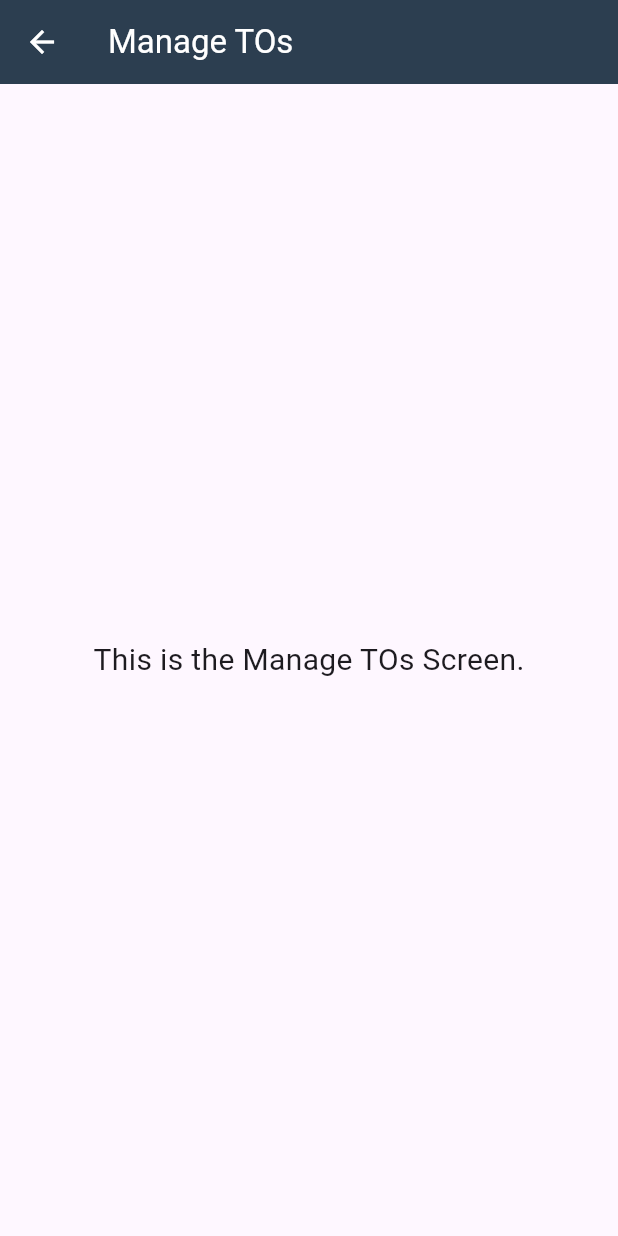
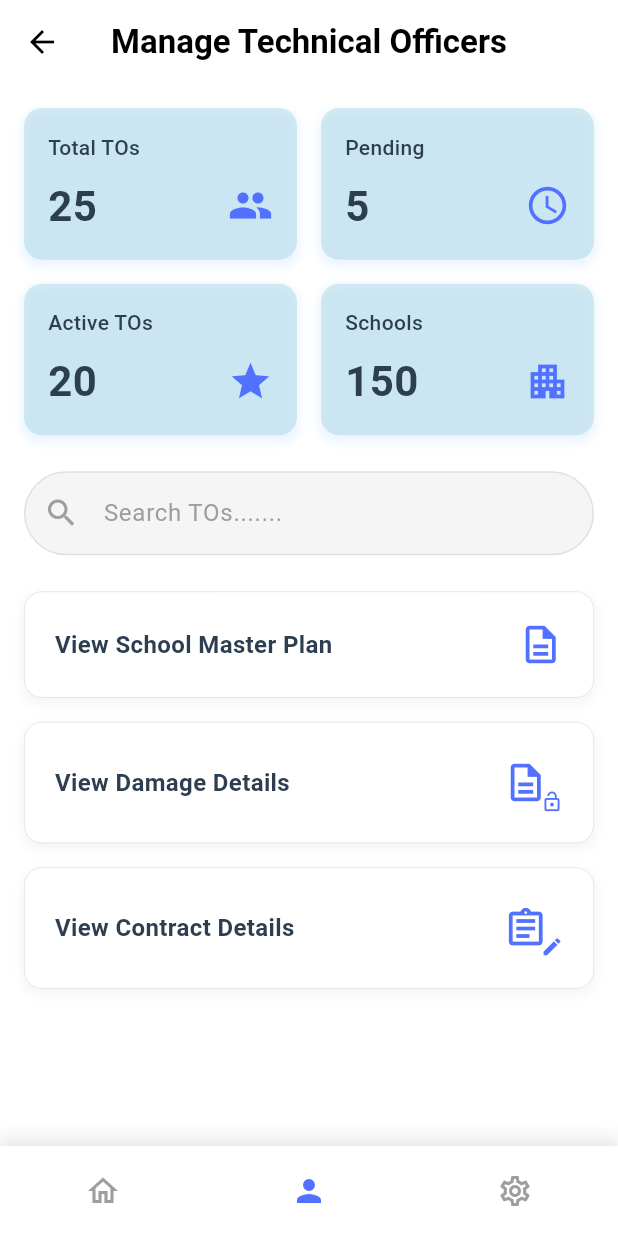
Before and after one commit to Vihanga-manodhya/buildCare-app, a Flutter app: the DashboardScreen screen opened directly, after a tap on "Manage TOs", on a phone screen of 412 x 824 dp. Run offline on Flutter 3.47's test engine with Material 3 defaults, Android fonts, the phone set to English and light mode, and no system bars.

Commit message:
Add new
add  manage TO page and link to dashboard

```diff
--- a/lib/DistrictEng/dashboard_screen.dart
+++ b/lib/DistrictEng/dashboard_screen.dart
@@ -1,8 +1,11 @@
 import 'package:flutter/material.dart';
+
+// Import the Manage TOs Screen
+import 'manage_to_screen.dart';
 
 // --- 1. PLACEHOLDER SCREENS (Navigation Targets) ---
 
-// Placeholder for screens linked from the Overview section
+// Placeholder for generic screens (used for Schools, Principals, Activity Details, Review)
 class PlaceholderScreen extends StatelessWidget {
   final String title;
   const PlaceholderScreen({super.key, required this.title});
@@ -22,13 +25,11 @@ class PlaceholderScreen extends StatelessWidget {
   }
 }
 
-// Specific placeholders for clarity
+// Specific placeholders
 class ManageSchoolsScreen extends PlaceholderScreen {
   const ManageSchoolsScreen({super.key}) : super(title: 'Manage Schools');
 }
-class ManageTosScreen extends PlaceholderScreen {
-  const ManageTosScreen({super.key}) : super(title: 'Manage TOs');
-}
+// Note: ManageTosScreen is now imported from 'manage_to_screen.dart'
 class ManagePrincipalsScreen extends PlaceholderScreen {
   const ManagePrincipalsScreen({super.key}) : super(title: 'Manage Principals');
 }
@@ -39,6 +40,7 @@ class ReviewRequestScreen extends PlaceholderScreen {
   const ReviewRequestScreen({super.key}) : super(title: 'Review Request');
 }
 
+
 // --- 2. MAIN DASHBOARD SCREEN ---
 
 class DashboardScreen extends StatelessWidget {
@@ -46,7 +48,7 @@ class DashboardScreen extends StatelessWidget {
 
   // A common background color for the dark cards
   final Color _cardColor = Colors.white;
-  final Color _backgroundColor = const Color.fromARGB(255, 118, 154, 184);
+  final Color _backgroundColor = const Color(0xFF2C3E50);
 
   // Function to handle navigation to a new screen
   void _navigateTo(BuildContext context, Widget screen) {
@@ -77,7 +79,7 @@ class DashboardScreen extends StatelessWidget {
 
                     // Overview Card
                     _buildSectionTitle('Overview'),
-                    _buildOverviewCard(context), // <--- Calling updated method
+                    _buildOverviewCard(context),
                     const SizedBox(height: 20),
 
                     // Recent Activity
@@ -200,23 +202,23 @@ class DashboardScreen extends StatelessWidget {
                 context,
                 'Total Schools',
                 '150',
-                'Manage Schools', // Explicit button text
+                'Manage Schools',
                 () => _navigateTo(context, const ManageSchoolsScreen()),
               ),
-              // TOs
+              // TOs (NAVIGATES TO NEW SCREEN)
               _buildMetricItem(
                 context,
                 'Active TOs',
                 '25',
-                'Manage TOs', // Explicit button text
-                () => _navigateTo(context, const ManageTosScreen()),
+                'Manage TOs',
+                () => _navigateTo(context, const ManageTechnicalOfficersScreen()),
               ),
               // Principals
               _buildMetricItem(
                 context,
                 'Pending',
                 '5',
-                'Manage Principals', // Explicit button text
+                'Manage Principals',
                 () => _navigateTo(context, const ManagePrincipalsScreen()),
               ),
             ],
@@ -226,12 +228,12 @@ class DashboardScreen extends StatelessWidget {
     );
   }
 
-  // Single Metric Item with its associated button (UPDATED SIGNATURE AND USAGE)
+  // Single Metric Item with its associated button (FIXED LOGIC)
   Widget _buildMetricItem(
     BuildContext context,
     String title,
     String count,
-    String buttonText, // Now accepting explicit button text
+    String buttonText, // Explicit button text to avoid RangeError
     VoidCallback onPressed
   ) {
     return Expanded(
--- /dev/null
+++ b/lib/DistrictEng/manage_to_screen.dart
@@ -0,0 +1,331 @@
+import 'package:flutter/material.dart';
+
+// --- PLACEHOLDER SCREENS FOR NAVIGATION ---
+
+// Placeholder for generic screens (used for all document views)
+class DocumentViewerScreen extends StatelessWidget {
+  final String title;
+  const DocumentViewerScreen({super.key, required this.title});
+
+  @override
+  Widget build(BuildContext context) {
+    return Scaffold(
+      appBar: AppBar(
+        title: Text(title),
+        backgroundColor: const Color(0xFF2C3E50),
+        foregroundColor: Colors.white,
+      ),
+      body: Center(
+        child: Text('Viewing $title', style: const TextStyle(fontSize: 20)),
+      ),
+    );
+  }
+}
+
+// Specific placeholders for clarity
+class ViewSchoolMasterPlanScreen extends DocumentViewerScreen {
+  const ViewSchoolMasterPlanScreen({super.key})
+      : super(title: 'School Master Plan');
+}
+
+class ViewDamageDetailsScreen extends DocumentViewerScreen {
+  const ViewDamageDetailsScreen({super.key})
+      : super(title: 'Damage Details');
+}
+
+class ViewContractDetailsScreen extends DocumentViewerScreen {
+  const ViewContractDetailsScreen({super.key})
+      : super(title: 'Contract Details');
+}
+
+// New Screen for Pending TOs
+class PendingTOsScreen extends DocumentViewerScreen {
+  const PendingTOsScreen({super.key})
+      : super(title: 'Pending TO Requests');
+}
+
+
+// --- MAIN TECHNICAL OFFICERS SCREEN ---
+
+class ManageTechnicalOfficersScreen extends StatelessWidget {
+  const ManageTechnicalOfficersScreen({super.key});
+
+  final Color _cardColor = Colors.white;
+  final Color _accentBlue = const Color(0xFF5271FF);
+  final Color _darkText = const Color(0xFF2C3E50);
+
+  // Function to handle navigation
+  void _navigateTo(BuildContext context, Widget screen) {
+    Navigator.push(
+      context,
+      MaterialPageRoute(builder: (context) => screen),
+    );
+  }
+
+  @override
+  Widget build(BuildContext context) {
+    return Scaffold(
+      backgroundColor: _cardColor,
+      appBar: AppBar(
+        backgroundColor: _cardColor,
+        elevation: 0,
+        leading: IconButton(
+          icon: const Icon(Icons.arrow_back, color: Colors.black),
+          onPressed: () => Navigator.pop(context),
+        ),
+        title: const Text(
+          'Manage Technical Officers',
+          style: TextStyle(color: Colors.black, fontWeight: FontWeight.bold),
+        ),
+        centerTitle: true,
+      ),
+      body: SingleChildScrollView(
+        padding: const EdgeInsets.all(16.0),
+        child: Column(
+          crossAxisAlignment: CrossAxisAlignment.start,
+          children: [
+            // --- Metric Cards (2x2 Grid) ---
+            _buildMetricGrid(context),
+            const SizedBox(height: 24),
+
+            // --- Search Bar ---
+            _buildSearchBar(),
+            const SizedBox(height: 24),
+
+            // --- Document/Action Buttons ---
+            _buildDocumentTile(
+              context,
+              title: 'View School Master Plan',
+              icon: Icons.description_outlined,
+              onTap: () => _navigateTo(context, const ViewSchoolMasterPlanScreen()),
+            ),
+            _buildDocumentTile(
+              context,
+              title: 'View Damage Details',
+              icon: Icons.file_copy_outlined,
+              // Custom icon stacking (for damage details file look)
+              customIcon: _buildCustomIcon(Icons.description_outlined, Icons.lock_open, size: 30),
+              onTap: () => _navigateTo(context, const ViewDamageDetailsScreen()),
+            ),
+            _buildDocumentTile(
+              context,
+              title: 'View Contract Details',
+              icon: Icons.edit_note_outlined,
+              // Custom icon stacking (for contract details pencil look)
+              customIcon: _buildCustomIcon(Icons.assignment_outlined, Icons.edit, size: 30),
+              onTap: () => _navigateTo(context, const ViewContractDetailsScreen()),
+            ),
+            const SizedBox(height: 80),
+          ],
+        ),
+      ),
+      bottomNavigationBar: _buildBottomNavigationBar(),
+    );
+  }
+
+  // 2x2 Grid of Metric Cards
+  Widget _buildMetricGrid(BuildContext context) {
+    return GridView.count(
+      shrinkWrap: true,
+      physics: const NeverScrollableScrollPhysics(),
+      crossAxisCount: 2,
+      crossAxisSpacing: 16.0,
+      mainAxisSpacing: 16.0,
+      childAspectRatio: 1.8,
+      children: [
+        // Total TOs (Not clickable)
+        _buildMetricCard('Total TOs', '25', Icons.people, isPrimary: true),
+
+        // Pending (CLICKABLE - Navigates to PendingTOsScreen)
+        InkWell(
+          onTap: () => _navigateTo(context, const PendingTOsScreen()),
+          child: _buildMetricCard('Pending', '5', Icons.schedule, isPrimary: true),
+        ),
+
+        // Active TOs (Not clickable)
+        _buildMetricCard('Active TOs', '20', Icons.star, isPrimary: true),
+
+        // Schools (Not clickable)
+        _buildMetricCard('Schools', '150', Icons.apartment, isPrimary: true),
+      ],
+    );
+  }
+
+  // Single Metric Card (Non-Interactive Container)
+  Widget _buildMetricCard(String title, String value, IconData icon, {bool isPrimary = false}) {
+    return Container(
+      padding: const EdgeInsets.all(16),
+      decoration: BoxDecoration(
+        color: const Color(0xFFADD8E6).withOpacity(0.5),
+        borderRadius: BorderRadius.circular(12),
+        boxShadow: [
+          BoxShadow(
+            color: Colors.blue.withOpacity(0.1),
+            spreadRadius: 1,
+            blurRadius: 5,
+            offset: const Offset(0, 3),
+          ),
+        ],
+      ),
+      child: Column(
+        crossAxisAlignment: CrossAxisAlignment.start,
+        mainAxisAlignment: MainAxisAlignment.spaceBetween,
+        children: [
+          Text(
+            title,
+            style: TextStyle(
+              fontSize: 14,
+              color: _darkText,
+              fontWeight: FontWeight.w500,
+            ),
+          ),
+          Row(
+            mainAxisAlignment: MainAxisAlignment.spaceBetween,
+            children: [
+              Text(
+                value,
+                style: TextStyle(
+                  fontSize: 28,
+                  fontWeight: FontWeight.bold,
+                  color: _darkText,
+                ),
+              ),
+              Icon(
+                icon,
+                color: _accentBlue,
+                size: 30,
+              ),
+            ],
+          ),
+        ],
+      ),
+    );
+  }
+
+  // Custom icon stacking to better match the design image
+  Widget _buildCustomIcon(IconData baseIcon, IconData overlayIcon, {double size = 30}) {
+    return SizedBox(
+      width: size + 10,
+      height: size + 10,
+      child: Stack(
+        children: [
+          Positioned(
+            top: 5,
+            left: 0,
+            child: Icon(baseIcon, size: size, color: _accentBlue),
+          ),
+          Positioned(
+            bottom: 0,
+            right: 0,
+            child: Icon(overlayIcon, size: size / 2, color: _accentBlue),
+          ),
+        ],
+      ),
+    );
+  }
+
+  // Search Bar Widget
+  Widget _buildSearchBar() {
+    return Container(
+      decoration: BoxDecoration(
+        color: Colors.grey.shade100,
+        borderRadius: BorderRadius.circular(30),
+        border: Border.all(color: Colors.grey.shade300),
+      ),
+      child: const TextField(
+        decoration: InputDecoration(
+          hintText: 'Search TOs.......',
+          hintStyle: TextStyle(color: Colors.grey),
+          prefixIcon: Icon(Icons.search, color: Colors.grey),
+          border: InputBorder.none,
+          contentPadding: EdgeInsets.symmetric(vertical: 15.0, horizontal: 20.0),
+        ),
+      ),
+    );
+  }
+
+  // Document Action Tile
+  Widget _buildDocumentTile(
+    BuildContext context, {
+    required String title,
+    required IconData icon,
+    required VoidCallback onTap,
+    Widget? customIcon,
+  }) {
+    return Padding(
+      padding: const EdgeInsets.only(bottom: 16.0),
+      child: InkWell(
+        onTap: onTap,
+        child: Container(
+          padding: const EdgeInsets.all(20.0),
+          decoration: BoxDecoration(
+            color: Colors.white,
+            borderRadius: BorderRadius.circular(12),
+            border: Border.all(color: Colors.grey.shade300, width: 0.5),
+            boxShadow: [
+              BoxShadow(
+                color: Colors.grey.withOpacity(0.1),
+                spreadRadius: 1,
+                blurRadius: 5,
+                offset: const Offset(0, 3),
+              ),
+            ],
+          ),
+          child: Row(
+            mainAxisAlignment: MainAxisAlignment.spaceBetween,
+            children: [
+              Text(
+                title,
+                style: TextStyle(
+                  fontSize: 16,
+                  fontWeight: FontWeight.w600,
+                  color: _darkText,
+                ),
+              ),
+              customIcon ?? Icon(
+                icon,
+                color: _accentBlue,
+                size: 30,
+              ),
+            ],
+          ),
+        ),
+      ),
+    );
+  }
+
+  // Bottom Navigation Bar
+  Widget _buildBottomNavigationBar() {
+    return Container(
+      height: 60,
+      decoration: BoxDecoration(
+        color: _cardColor,
+        boxShadow: [
+          BoxShadow(
+            color: Colors.black.withOpacity(0.1),
+            spreadRadius: 2,
+            blurRadius: 10,
+            offset: const Offset(0, -3),
+          ),
+        ],
+      ),
+      child: Row(
+        mainAxisAlignment: MainAxisAlignment.spaceAround,
+        children: [
+          IconButton(
+            icon: const Icon(Icons.home_outlined, color: Colors.grey),
+            onPressed: () {},
+          ),
+          IconButton(
+            icon: const Icon(Icons.person, color: Color(0xFF5271FF)),
+            onPressed: () {},
+          ),
+          IconButton(
+            icon: const Icon(Icons.settings_outlined, color: Colors.grey),
+            onPressed: () {},
+          ),
+        ],
+      ),
+    );
+  }
+}
```
